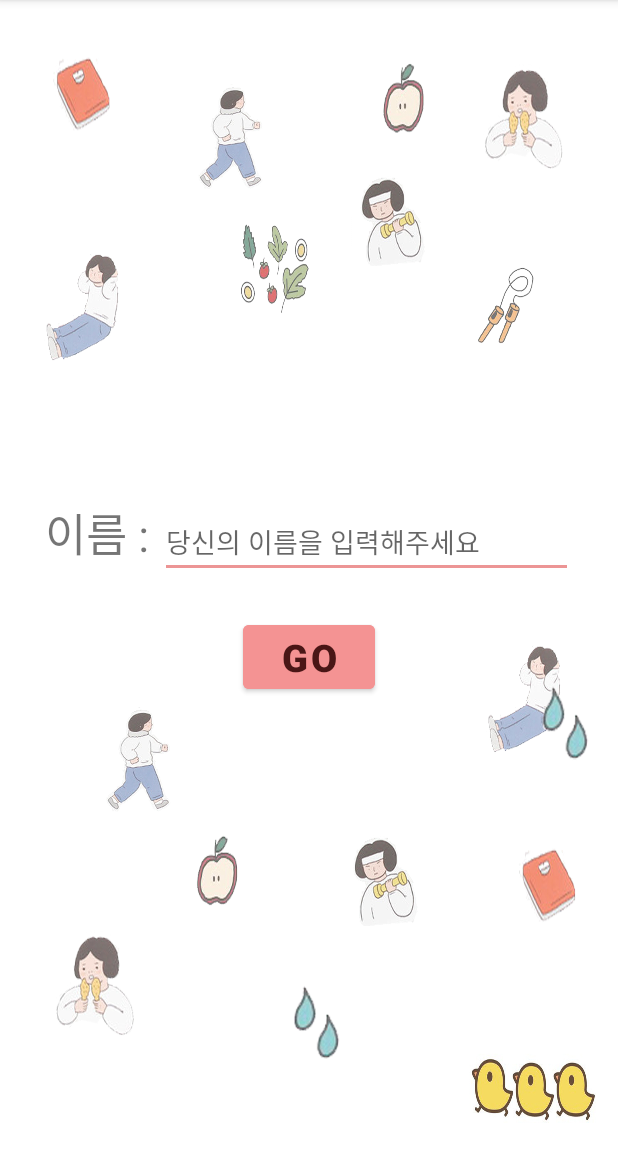
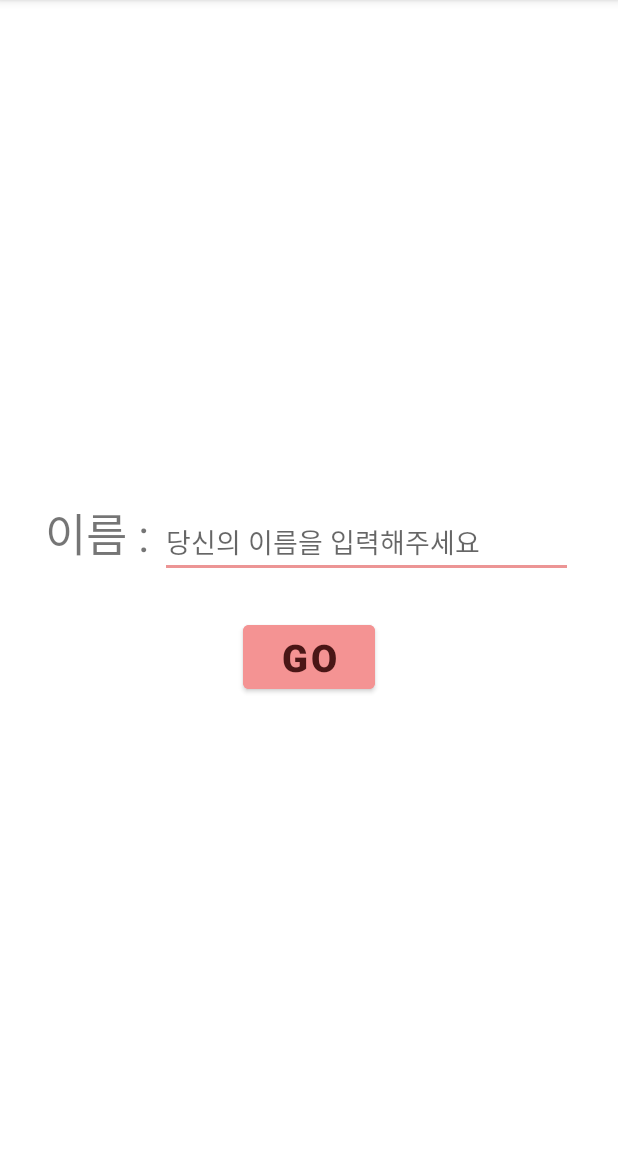
Before and after one commit to boram611/Android_Team4_BMI, an Android app: the LoginActivity screen opened directly, with no data from a screen before it, on a phone screen of 412 x 824 dp, the part 84-1236 px from its top. Run offline under Robolectric (Android 15) with nearby library versions, the light colour scheme and no system bars.

Commit message:
배경 이미지만 지운거

```diff
--- a/app/src/main/res/layout/activity_login.xml
+++ b/app/src/main/res/layout/activity_login.xml
@@ -8,7 +8,7 @@
     android:layout_height="match_parent"
     tools:context=".LoginActivity"
     android:gravity="center"
-    android:background="@drawable/back"
+
     >
     <LinearLayout
         android:layout_width="match_parent"
@@ -42,10 +42,13 @@
         android:textStyle="bold"
         android:textSize="25dp"
         android:backgroundTint="#F49393"
-
         android:textColor="#4A1616"
         android:text="go"
 
         />
 
+
+
+
+
 </LinearLayout>
--- a/app/src/main/res/layout/activity_result.xml
+++ b/app/src/main/res/layout/activity_result.xml
@@ -6,7 +6,7 @@
     android:layout_width="match_parent"
     android:layout_height="match_parent"
     tools:context=".ResultActivity"
-    android:background="@drawable/back">
+    >
 
 
 
```
